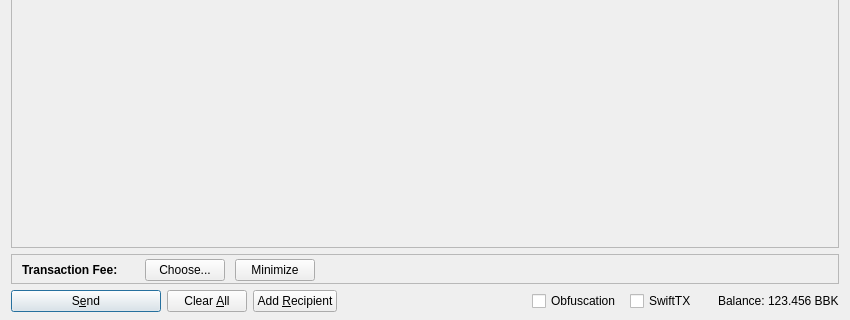
Qt form src/qt/forms/sendcoinsdialog.ui (BitBlocksProject/Bitblocks-beta) before a commit; both pictures show x 0 to 850 and y 290 to 610 of the 850 by 610 pixel window.
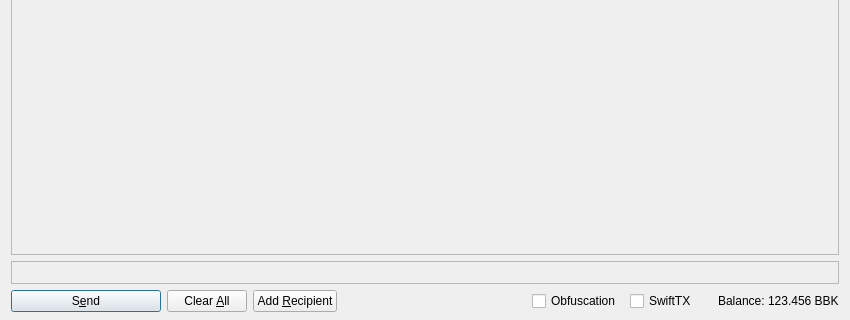
The same form after that commit. Icons and pictures are not drawn. Custom widgets are drawn as their Qt base class.

Commit message: Remove the GUI widget for fee in sendcoins

Diff of the .ui file:
```diff
--- a/src/qt/forms/sendcoinsdialog.ui
+++ b/src/qt/forms/sendcoinsdialog.ui
@@ -764,59 +764,6 @@
               </property>
              </spacer>
             </item>
-            <item>
-             <layout class="QHBoxLayout" name="horizontalLayoutSmartFee">
-              <property name="spacing">
-               <number>10</number>
-              </property>
-              <item>
-               <widget class="QLabel" name="labelFeeHeadline">
-                <property name="sizePolicy">
-                 <sizepolicy hsizetype="Preferred" vsizetype="Maximum">
-                  <horstretch>0</horstretch>
-                  <verstretch>0</verstretch>
-                 </sizepolicy>
-                </property>
-                <property name="font">
-                 <font>
-                  <weight>75</weight>
-                  <bold>true</bold>
-                 </font>
-                </property>
-                <property name="styleSheet">
-                 <string notr="true">font-weight:bold;</string>
-                </property>
-                <property name="text">
-                 <string>Transaction Fee:</string>
-                </property>
-               </widget>
-              </item>
-              <item>
-               <widget class="QLabel" name="labelFeeMinimized">
-                <property name="text">
-                 <string/>
-                </property>
-               </widget>
-              </item>
-              <item>
-               <widget class="QPushButton" name="buttonChooseFee">
-                <property name="text">
-                 <string>Choose...</string>
-                </property>
-               </widget>
-              </item>
-              <item>
-               <widget class="QPushButton" name="buttonMinimizeFee">
-                <property name="toolTip">
-                 <string>collapse fee-settings</string>
-                </property>
-                <property name="text">
-                 <string>Minimize</string>
-                </property>
-               </widget>
-              </item>
-             </layout>
-            </item>
             <item>
              <spacer name="verticalSpacer_5">
               <property name="orientation">
```
Left out of the diff: 2 changed lines with no effect on the pictures.
